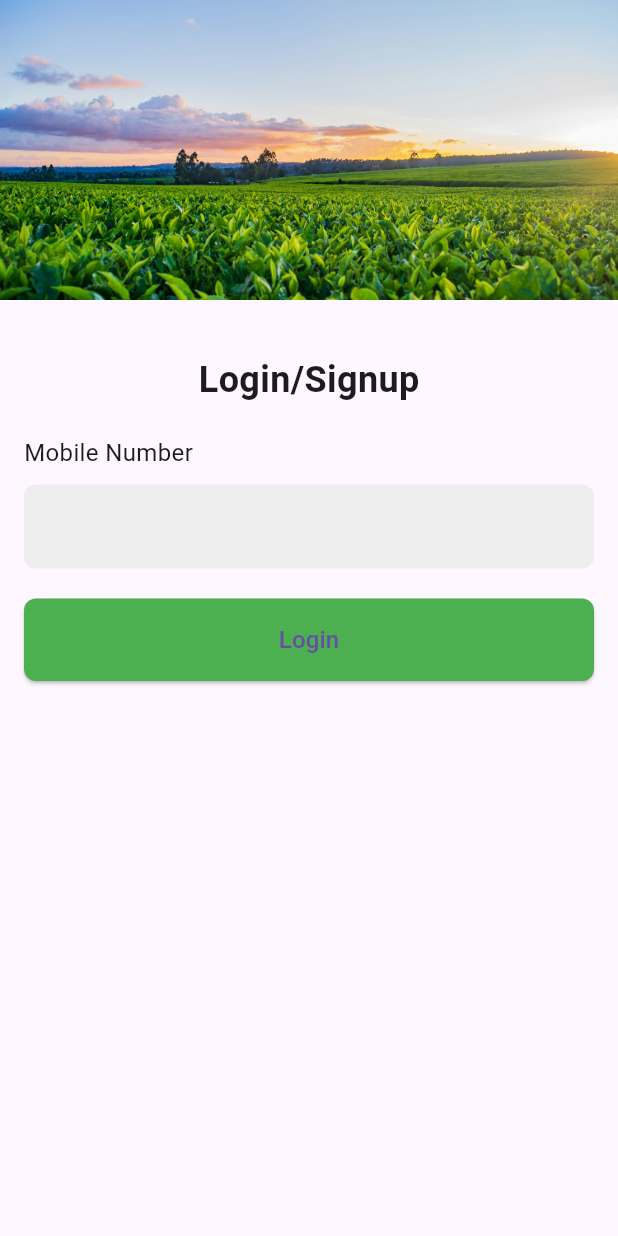
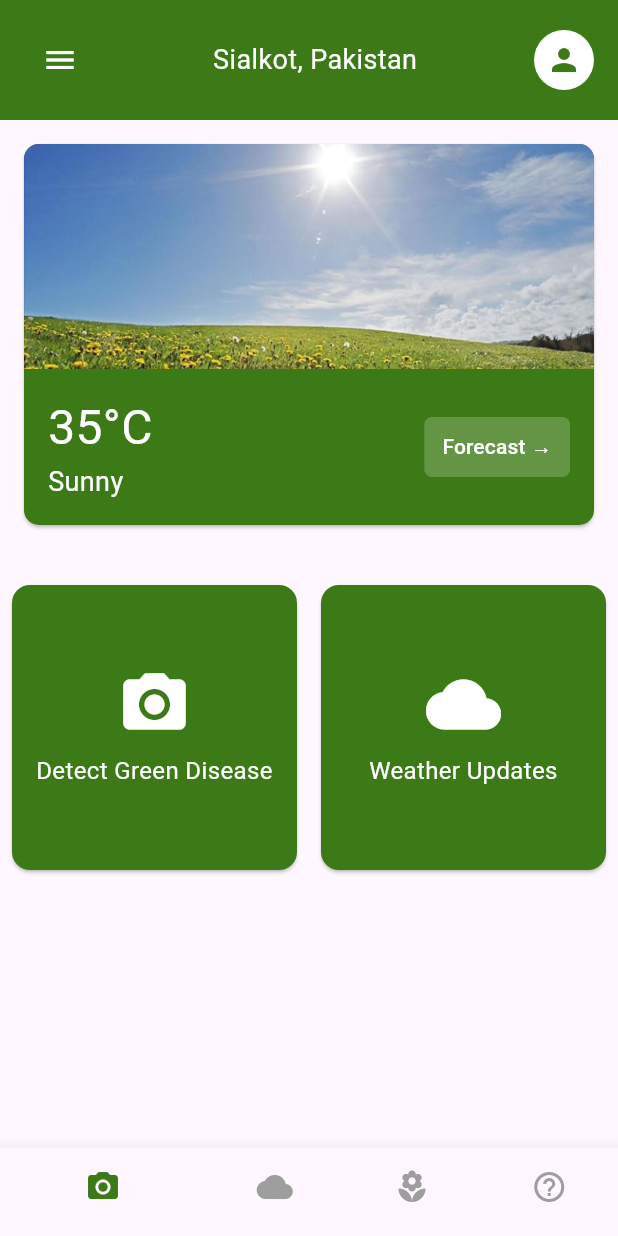
Before and after one commit to IJrajpoot/GreenCare, a Flutter app: the screen it shows after launch, after a tap on "Login", on a phone screen of 412 x 824 dp. Run offline on Flutter 3.47's test engine with Material 3 defaults, Android fonts, the phone set to English and light mode, and no system bars.

Commit message:
Added: homepage.dart, topbar.dart, navbar.dart

```diff
--- /dev/null
+++ b/lib/homepage.dart
@@ -0,0 +1,172 @@
+import 'package:flutter/material.dart';
+import 'topbar.dart';
+import 'navbar.dart';
+
+void main() {
+  runApp(MyApp());
+}
+
+class MyApp extends StatelessWidget {
+  @override
+  Widget build(BuildContext context) {
+    return MaterialApp(
+      home: HomePage(),
+    );
+  }
+}
+
+class HomePage extends StatelessWidget {
+  @override
+  Widget build(BuildContext context) {
+    return Scaffold(
+      appBar: PreferredSize(
+        preferredSize: Size.fromHeight(80.0),
+        child: TopBar(),
+      ),
+      body: SingleChildScrollView(
+        child: Column(
+          children: [
+            WeatherCard(),
+            SizedBox(height: 16.0),
+            GridMenu(),
+          ],
+        ),
+      ),
+      bottomNavigationBar: NavBar(),
+    );
+  }
+}
+
+
+class WeatherCard extends StatelessWidget {
+  @override
+  Widget build(BuildContext context) {
+    return Card(
+      margin: EdgeInsets.all(16.0),
+      color: Color(0xFF3C7A17),
+      shape: RoundedRectangleBorder(
+        borderRadius: BorderRadius.circular(10.0),
+      ),
+      child: Column(
+        children: [
+          Container(
+            height: 150,
+            decoration: BoxDecoration(
+              image: DecorationImage(
+                image: AssetImage(
+                  'assets/images/sunny.jpg',  // Replace with your image asset path
+                ),
+                fit: BoxFit.cover,
+              ),
+              borderRadius: BorderRadius.vertical(
+                top: Radius.circular(10.0),
+              ),
+            ),
+          ),
+          Padding(
+            padding: EdgeInsets.all(16.0),
+            child: Row(
+              mainAxisAlignment: MainAxisAlignment.spaceBetween,
+              children: [
+                Column(
+                  crossAxisAlignment: CrossAxisAlignment.start,
+                  children: [
+                    Text(
+                      '35°C',
+                      style: TextStyle(
+                        color: Colors.white,
+                        fontSize: 32,
+                      ),
+                    ),
+                    Text(
+                      'Sunny',
+                      style: TextStyle(
+                        color: Colors.white,
+                        fontSize: 18,
+                      ),
+                    ),
+                  ],
+                ),
+                TextButton(
+                  onPressed: () {
+                    // Handle forecast button pressed
+                  },
+                  style: TextButton.styleFrom(
+                    backgroundColor: Colors.white.withOpacity(0.2),
+                    padding: EdgeInsets.symmetric(horizontal: 12.0, vertical: 8.0),
+                    shape: RoundedRectangleBorder(
+                      borderRadius: BorderRadius.circular(5.0),
+                    ),
+                  ),
+                  child: Text(
+                    'Forecast →',
+                    style: TextStyle(color: Colors.white),
+                  ),
+                ),
+              ],
+            ),
+          ),
+        ],
+      ),
+    );
+  }
+}
+
+
+class GridMenu extends StatelessWidget {
+  @override
+  Widget build(BuildContext context) {
+    return GridView.count(
+      crossAxisCount: 2,
+      shrinkWrap: true,
+      physics: NeverScrollableScrollPhysics(),
+      children: [
+        GridItem(
+          icon: Icons.camera_alt,
+          label: 'Detect Green Disease',
+          onTap: () {
+            // Handle Detect Green Disease button tap
+          },
+        ),
+        GridItem(
+          icon: Icons.cloud,
+          label: 'Weather Updates',
+          onTap: () {
+            // Handle Weather Updates button tap
+          },
+        ),
+      ],
+    );
+  }
+}
+
+class GridItem extends StatelessWidget {
+  final IconData icon;
+  final String label;
+  final Function onTap;
+
+  GridItem({required this.icon, required this.label, required this.onTap});
+
+  @override
+  Widget build(BuildContext context) {
+    return GestureDetector(
+      onTap: () => onTap(),
+      child: Card(
+        margin: EdgeInsets.all(8.0),
+        color: Color(0xFF3C7A17),
+        child: Column(
+          mainAxisAlignment: MainAxisAlignment.center,
+          children: [
+            Icon(icon, size: 50, color: Colors.white),
+            SizedBox(height: 8.0),
+            Text(
+              label,
+              style: TextStyle(color: Colors.white, fontSize: 16),
+              textAlign: TextAlign.center,
+            ),
+          ],
+        ),
+      ),
+    );
+  }
+}
--- a/lib/login_page.dart
+++ b/lib/login_page.dart
@@ -26,7 +26,7 @@ class LoginPage extends StatelessWidget {
                 children: <Widget>[
                   const Center(
                     child: Text(
-                      'Login/Signup',
+                      'Login/Signin',
                       style: TextStyle(
                         fontSize: 24,
                         fontWeight: FontWeight.bold,
@@ -61,17 +61,18 @@ class LoginPage extends StatelessWidget {
                     child: ElevatedButton(
                       onPressed: () {
                         // Handle login logic here
+                        Navigator.pushNamed(context, '/home');
                       },
                       style: ElevatedButton.styleFrom(
                         padding: const EdgeInsets.symmetric(vertical: 16.0),
-                        backgroundColor: Colors.green,  // Change to your desired color
+                        backgroundColor: Color(0xFF3C7A17),  // Change to your desired color
                         shape: RoundedRectangleBorder(
                           borderRadius: BorderRadius.circular(8.0),
                         ),
                       ),
                       child: const Text(
                         'Login',
-                        style: TextStyle(fontSize: 16),
+                        style: TextStyle(fontSize: 16, color: Colors.white,),
                       ),
                     ),
                   ),
--- a/lib/main.dart
+++ b/lib/main.dart
@@ -1,6 +1,7 @@
 import 'package:flutter/material.dart';
 import 'splash_screen.dart';
 import 'login_page.dart';
+import 'homepage.dart';
 
 void main() {
   runApp(const MyApp());
@@ -20,6 +21,7 @@ class MyApp extends StatelessWidget {
       home: const SplashScreen(),
       routes: {
         '/login': (context) => const LoginPage(),
+        '/home': (context) => HomePage(),
       },
     );
   }
--- /dev/null
+++ b/lib/navbar.dart
@@ -0,0 +1,48 @@
+import 'package:flutter/material.dart';
+
+class NavBar extends StatelessWidget {
+  @override
+  Widget build(BuildContext context) {
+    return BottomNavigationBar(
+      items: [
+        BottomNavigationBarItem(
+          icon: Icon(Icons.camera_alt),
+          label: '',
+        ),
+        BottomNavigationBarItem(
+          icon: Icon(Icons.cloud),
+          label: '',
+        ),
+        BottomNavigationBarItem(
+          icon: Icon(Icons.local_florist),
+          label: '',
+        ),
+        BottomNavigationBarItem(
+          icon: Icon(Icons.help_outline),
+          label: '',
+        ),
+      ],
+      selectedItemColor: Color(0xFF3C7A17),
+      unselectedItemColor: Colors.grey,
+      showSelectedLabels: false,
+      showUnselectedLabels: false,
+      onTap: (index) {
+        // Handle navbar item tap
+        switch (index) {
+          case 0:
+          // Navigate to camera
+            break;
+          case 1:
+          // Navigate to weather
+            break;
+          case 2:
+          // Navigate to agriculture tips
+            break;
+          case 3:
+          // Navigate to help
+            break;
+        }
+      },
+    );
+  }
+}
--- /dev/null
+++ b/lib/topbar.dart
@@ -0,0 +1,30 @@
+import 'package:flutter/material.dart';
+
+class TopBar extends StatelessWidget {
+  @override
+  Widget build(BuildContext context) {
+    return Container(
+      padding: EdgeInsets.all(16.0),
+      color: Color(0xFF3C7A17),
+      child: Row(
+        mainAxisAlignment: MainAxisAlignment.spaceBetween,
+        children: [
+          IconButton(
+            icon: Icon(Icons.menu, color: Colors.white),
+            onPressed: () {
+              // Handle menu button pressed
+            },
+          ),
+          Text(
+            'Sialkot, Pakistan',
+            style: TextStyle(color: Colors.white, fontSize: 18),
+          ),
+          CircleAvatar(
+            backgroundColor: Colors.white,
+            child: Icon(Icons.person, color: Color(0xFF3C7A17)),
+          ),
+        ],
+      ),
+    );
+  }
+}
--- a/pubspec.yaml
+++ b/pubspec.yaml
@@ -56,6 +56,7 @@ flutter:
   assets:
     - assets/images/logo.png
     - assets/images/login.jpg
+    - assets/images/sunny.jpg
 
   # The following line ensures that the Material Icons font is
   # included with your application, so that you can use the icons in
```
Also changed, not shown: assets/images/sunny.jpg (added), 1 other file.
